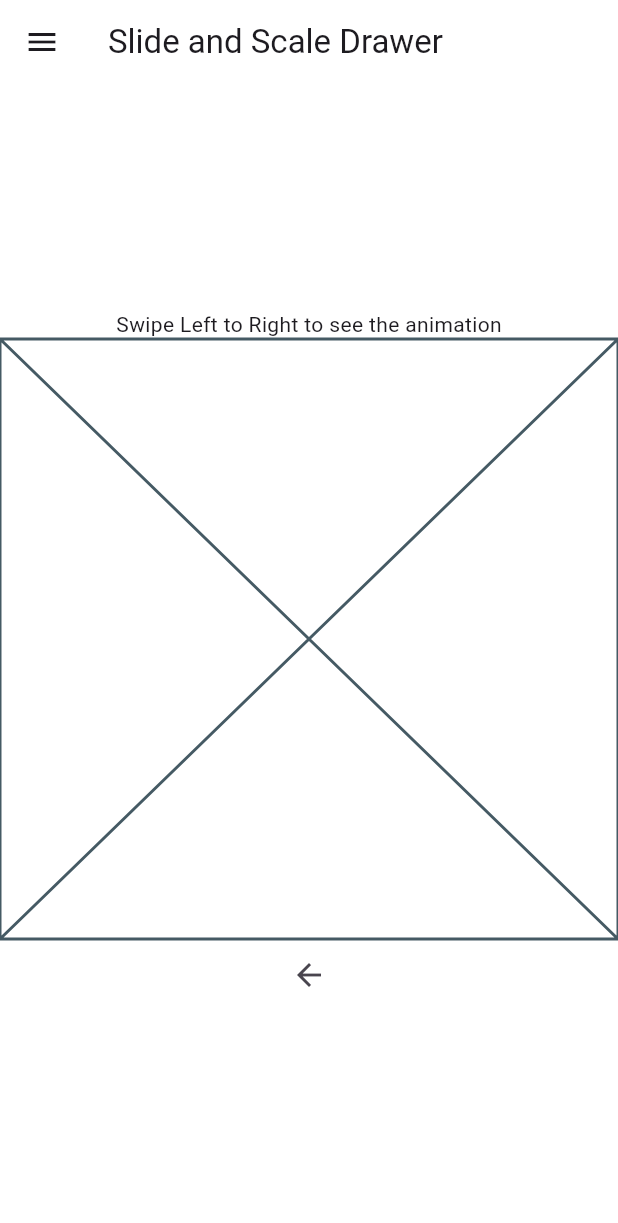
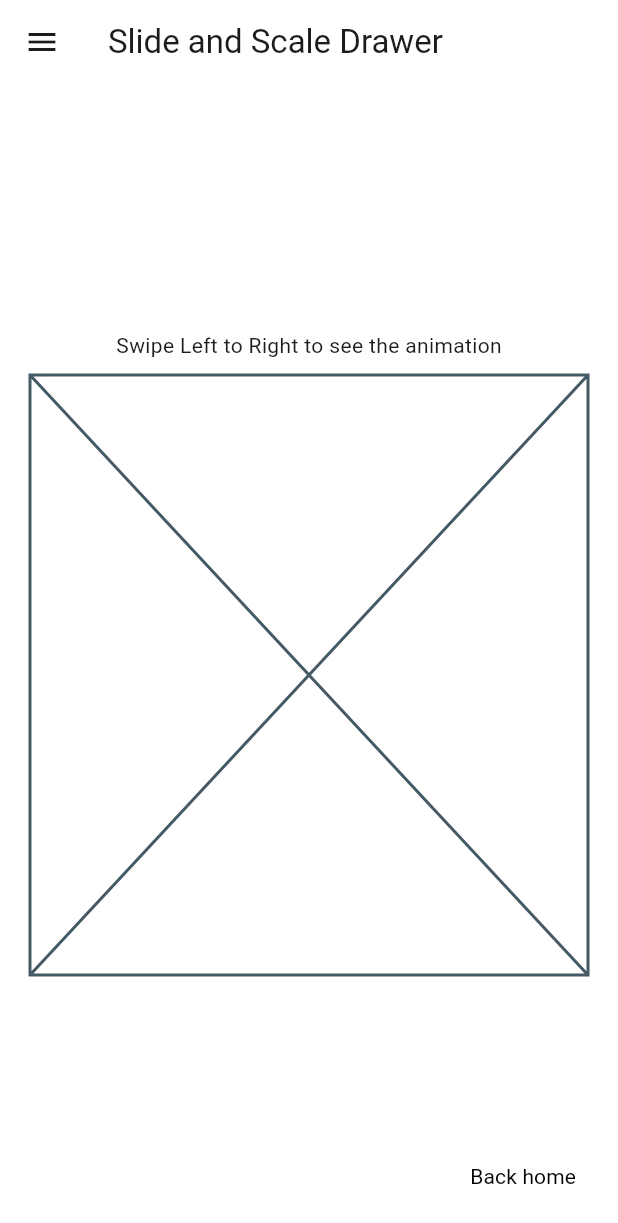
Before and after one commit to SakshamKarnawat/flutter-animations-kit, a Flutter app: the screen it shows after launch, after a tap on "Slide and Scale Drawer", on a phone screen of 412 x 824 dp. Shown: the top 1223 px of the screen. Run offline on Flutter 3.47's test engine with Material 2 defaults, Android fonts, the phone set to English and light mode, and no system bars; our stand-ins replace carousel_slider; network calls fail.

Commit message:
update: home screen

```diff
--- /dev/null
+++ b/lib/animation_gallery.dart
@@ -0,0 +1,61 @@
+import 'package:animations_kit/main.dart';
+import 'package:carousel_slider/carousel_slider.dart';
+import 'package:flutter/material.dart';
+
+import 'constants.dart';
+
+class AnimationGallery extends StatefulWidget {
+  const AnimationGallery({super.key});
+
+  @override
+  State<AnimationGallery> createState() => _AnimationGalleryState();
+}
+
+class _AnimationGalleryState extends State<AnimationGallery> {
+  @override
+  Widget build(BuildContext context) {
+    return CarouselSlider(
+      items: List.generate(
+        animationList.length,
+        (index) => GestureDetector(
+          onTap: () {
+            Navigator.of(context).pushNamed(
+              animationList[index].route,
+              arguments: animationList[index].animationBy,
+            );
+          },
+          child: Container(
+            margin: const EdgeInsets.symmetric(horizontal: 5),
+            decoration: const BoxDecoration(
+              color: Colors.white12,
+            ),
+            child: Column(
+              mainAxisAlignment: MainAxisAlignment.spaceAround,
+              children: [
+                Text(
+                  animationList[index].name,
+                  style: TextStyles.bodyText1(color: Colors.white),
+                  textAlign: TextAlign.center,
+                ),
+                Expanded(
+                  child: Image.network(
+                    animationList[index].gifPath ?? "",
+                    fit: BoxFit.fill,
+                  ),
+                ),
+              ],
+            ),
+          ),
+        ),
+      ),
+      options: CarouselOptions(
+        autoPlay: true,
+        autoPlayInterval: const Duration(seconds: 3),
+        autoPlayAnimationDuration: const Duration(milliseconds: 800),
+        autoPlayCurve: Curves.fastOutSlowIn,
+        enlargeCenterPage: true,
+        viewportFraction: 0.7,
+      ),
+    );
+  }
+}
--- a/lib/common.dart
+++ b/lib/common.dart
@@ -1,16 +1,16 @@
+import 'package:animations_kit/constants.dart';
 import 'package:flutter/material.dart';
 
-class BackButton extends StatelessWidget {
-  const BackButton({super.key});
+class BackHomeButton extends StatelessWidget {
+  const BackHomeButton({super.key});
 
   @override
   Widget build(BuildContext context) {
     return TextButton(
       onPressed: () {
-        print("dsgsd");
-        Navigator.pop(context);
+        Navigator.of(context).pop();
       },
-      child: const Text("Go back to home"),
+      child: Text(AppConstants.backHome, style: TextStyles.button()),
     );
   }
 }
--- a/lib/constants.dart
+++ b/lib/constants.dart
@@ -1,7 +1,13 @@
 import 'package:flutter/material.dart';
 
 class AppConstants {
-  static const String kAppName = 'Animations Kit';
+  static const String appName = 'Animations Kit';
+  static const String backHome = 'Back home';
+  static const String myName = "Saksham Karnawat";
+}
+
+class Sizes {
+  static const double defaultPadding = 15;
 }
 
 class AnimationNames {
@@ -18,90 +24,113 @@ class PathNames {
 }
 
 class ColorConstants {
+  static const Color primary = Colors.deepPurple;
+  static const Color black = Colors.black;
   static const Color white = Colors.white;
 }
 
+enum boldOrNot { bold, notBold }
+
 class TextStyles {
   static const double defaultFontSize = 24;
-  static const FontWeight defaultFontWeight = FontWeight.bold;
   static const Color defaultFontColor = Colors.black;
 
-  static TextStyle headline1({Color? color}) {
+  static TextStyle headline1(
+      {Color? color, boldOrNot fontWeight = boldOrNot.notBold}) {
     return TextStyle(
       fontSize: 72,
-      fontWeight: FontWeight.bold,
+      fontWeight:
+          fontWeight == boldOrNot.bold ? FontWeight.bold : FontWeight.normal,
       color: color ?? defaultFontColor,
     );
   }
 
-  static TextStyle headline2({Color? color, FontWeight? fontWeight}) {
+  static TextStyle headline2(
+      {Color? color, boldOrNot fontWeight = boldOrNot.notBold}) {
     return TextStyle(
       fontSize: 36,
-      fontWeight: fontWeight ?? defaultFontWeight,
+      fontWeight:
+          fontWeight == boldOrNot.bold ? FontWeight.bold : FontWeight.normal,
       color: color ?? defaultFontColor,
     );
   }
 
-  static TextStyle headline3({Color? color}) {
+  static TextStyle headline3(
+      {Color? color, boldOrNot fontWeight = boldOrNot.notBold}) {
     return TextStyle(
       fontSize: 24,
-      fontWeight: FontWeight.bold,
+      fontWeight:
+          fontWeight == boldOrNot.bold ? FontWeight.bold : FontWeight.normal,
       color: color ?? defaultFontColor,
     );
   }
 
-  static TextStyle headline4({Color? color}) {
+  static TextStyle headline4(
+      {Color? color, boldOrNot fontWeight = boldOrNot.notBold}) {
     return TextStyle(
       fontSize: 20,
-      fontWeight: FontWeight.bold,
+      fontWeight:
+          fontWeight == boldOrNot.bold ? FontWeight.bold : FontWeight.normal,
       color: color ?? defaultFontColor,
     );
   }
 
-  static TextStyle headline5({Color? color}) {
+  static TextStyle headline5(
+      {Color? color, boldOrNot fontWeight = boldOrNot.notBold}) {
     return TextStyle(
       fontSize: 16,
-      fontWeight: FontWeight.bold,
+      fontWeight:
+          fontWeight == boldOrNot.bold ? FontWeight.bold : FontWeight.normal,
       color: color ?? defaultFontColor,
     );
   }
 
-  static TextStyle headline6({Color? color}) {
+  static TextStyle headline6(
+      {Color? color, boldOrNot fontWeight = boldOrNot.notBold}) {
     return TextStyle(
       fontSize: 14,
-      fontWeight: FontWeight.bold,
+      fontWeight:
+          fontWeight == boldOrNot.bold ? FontWeight.bold : FontWeight.normal,
       color: color ?? defaultFontColor,
     );
   }
 
-  static TextStyle bodyText1({Color? color}) {
+  static TextStyle bodyText1(
+      {Color? color, boldOrNot fontWeight = boldOrNot.notBold}) {
     return TextStyle(
       fontSize: 16,
-      fontWeight: FontWeight.normal,
+      fontWeight:
+          fontWeight == boldOrNot.bold ? FontWeight.bold : FontWeight.normal,
       color: color ?? defaultFontColor,
     );
   }
 
-  static TextStyle bodyText2({Color? color}) {
+  static TextStyle bodyText2(
+      {Color? color, boldOrNot fontWeight = boldOrNot.notBold}) {
     return TextStyle(
       fontSize: 14,
-      fontWeight: FontWeight.normal,
+      fontWeight:
+          fontWeight == boldOrNot.bold ? FontWeight.bold : FontWeight.normal,
       color: color ?? defaultFontColor,
     );
   }
 
-  static TextStyle caption({Color? color}) {
+  static TextStyle caption(
+      {Color? color, boldOrNot fontWeight = boldOrNot.notBold}) {
     return TextStyle(
       fontSize: 12,
-      fontWeight: FontWeight.normal,
+      fontWeight:
+          fontWeight == boldOrNot.bold ? FontWeight.bold : FontWeight.normal,
       color: color ?? defaultFontColor,
     );
   }
 
-  static TextStyle button({Color? color}) {
+  static TextStyle button(
+      {Color? color, boldOrNot fontWeight = boldOrNot.notBold}) {
     return TextStyle(
       fontSize: 14,
-      fontWeight: FontWeight.bold,
+      fontWeight:
+          fontWeight == boldOrNot.bold ? FontWeight.bold : FontWeight.normal,
       color: color ?? defaultFontColor,
     );
   }
--- a/lib/main.dart
+++ b/lib/main.dart
@@ -1,5 +1,9 @@
 import 'package:animations_kit/constants.dart';
 import 'package:flutter/material.dart';
+
+import 'animation_gallery.dart';
+import 'animation_model.dart';
+import 'common.dart';
 
 void main() {
   runApp(const MyApp());
@@ -11,9 +15,9 @@ class MyApp extends StatelessWidget {
   @override
   Widget build(BuildContext context) {
     return MaterialApp(
-      title: AppConstants.kAppName,
+      title: AppConstants.appName,
       theme: ThemeData(
-        colorScheme: ColorScheme.fromSeed(seedColor: Colors.deepPurple),
+        colorScheme: ColorScheme.fromSeed(seedColor: ColorConstants.primary),
         useMaterial3: true,
       ),
       routes: {
@@ -21,6 +25,66 @@ class MyApp extends StatelessWidget {
         PathNames.slideAndScaleDrawer: (context) => const SlideAndScaleDrawer(),
       },
       initialRoute: '/',
+    );
+  }
+}
+
+class WelcomeWidget extends StatefulWidget {
+  const WelcomeWidget({super.key});
+
+  @override
+  State<WelcomeWidget> createState() => _WelcomeWidgetState();
+}
+
+class _WelcomeWidgetState extends State<WelcomeWidget> {
+  @override
+  Widget build(BuildContext context) {
+    return Container(
+      height: MediaQuery.of(context).size.height / 2,
+      width: MediaQuery.of(context).size.width,
+      color: ColorConstants.primary,
+      child: SafeArea(
+        bottom: false,
+        child: Padding(
+          padding: const EdgeInsets.symmetric(
+            horizontal: Sizes.defaultPadding,
+          ),
+          child: Column(
+            crossAxisAlignment: CrossAxisAlignment.start,
+            children: [
+              Row(
+                children: [
+                  Text(
+                    AppConstants.appName.split(" ")[0],
+                    style: TextStyles.headline2(
+                      color: ColorConstants.white,
+                      fontWeight: boldOrNot.bold,
+                    ),
+                  ),
+                  Text(
+                    " ${AppConstants.appName.split(" ")[1]}",
+                    style: TextStyles.headline2(
+                      color: ColorConstants.white,
+                    ),
+                  ),
+                ],
+              ),
+              Text(
+                "A collection of animations built using Flutter.",
+                style: TextStyles.caption(color: ColorConstants.white),
+              ),
+              const Expanded(
+                child: AnimationGallery(),
+              ),
+              Text(
+                "by ${AppConstants.myName}",
+                style: TextStyles.headline6(color: ColorConstants.white),
+              ),
+              const SizedBox(height: Sizes.defaultPadding),
+            ],
+          ),
+        ),
+      ),
     );
   }
 }
@@ -35,15 +99,49 @@ class HomeScreen extends StatefulWidget {
 class _HomeScreenState extends State<HomeScreen> {
   @override
   Widget build(BuildContext context) {
-    return Scaffold(
-      floatingActionButton: FloatingActionButton(
-        onPressed: () {},
-        child: const Icon(Icons.add),
+    return const Scaffold(
+      body: Column(
+        children: [
+          WelcomeWidget(),
+          Expanded(
+            child: AnimationList(),
           ),
-      body: const AnimationList(),
+        ],
+      ),
     );
   }
 }
+
+final List<AnimationModel> animationList = [
+  AnimationModel(
+    name: AnimationNames.slideAndScaleDrawer,
+    description: AnimationDescriptions.slideAndScaleDrawer,
+    route: PathNames.slideAndScaleDrawer,
+    animationBy: AnimationBy(
+      name: "Marcin Szałek",
+      organization: "Flutter Europe",
+      referenceName:
+          "Implementing complex UI with Flutter - Marcin Szałek | Flutter Europe",
+      referenceUrl: "https://www.youtube.com/watch?v=FCyoHclCqc8",
+    ),
+    gifPath:
+        "https://media3.giphy.com/media/v1.Y2lkPTc5MGI3NjExdzh4Y3c2MHplYXlsamljNmg2dHgyODFpYmR2bWxqanNrZW82dXAzNSZlcD12MV9pbnRlcm5hbF9naWZfYnlfaWQmY3Q9Zw/BfbUe877N4xsUhpcPc/giphy.gif",
+  ),
+  AnimationModel(
+    name: "XYZZZZ",
+    description: "XSFDSFDSGDSGDGDSG DSG DSG DSG DS D S",
+    route: PathNames.slideAndScaleDrawer,
+    animationBy: AnimationBy(
+      name: "Marcin Szałek",
+      organization: "Flutter Europe",
+      referenceName:
+          "Implementing complex UI with Flutter - Marcin Szałek | Flutter Europe",
+      referenceUrl: "https://www.youtube.com/watch?v=FCyoHclCqc8",
+    ),
+    gifPath:
+        "https://media1.giphy.com/media/v1.Y2lkPTc5MGI3NjExM2s1NXNmOXM3cHVlNHkyeGszbDBnY3dtcTkxenhtNGRlYTNjYmhneiZlcD12MV9pbnRlcm5hbF9naWZfYnlfaWQmY3Q9Zw/3o85xAuO9kQ9c4mBFK/giphy.gif",
+  ),
+];
 
 class AnimationList extends StatefulWidget {
   const AnimationList({super.key});
@@ -55,28 +153,51 @@ class AnimationList extends StatefulWidget {
 class _AnimationListState extends State<AnimationList> {
   @override
   Widget build(BuildContext context) {
-    return ListView(
-      children: const [
-        AnimationTile(
-          name: AnimationNames.slideAndScaleDrawer,
-          subtitle: AnimationDescriptions.slideAndScaleDrawer,
-          route: PathNames.slideAndScaleDrawer,
-        ),
-      ],
+    return ListView.separated(
+      shrinkWrap: true,
+      itemBuilder: (context, index) {
+        return AnimationTile(
+          name: animationList[index].name,
+          subtitle: animationList[index].description,
+          route: animationList[index].route,
+        );
+      },
+      separatorBuilder: (context, index) {
+        return const Divider();
+      },
+      itemCount: animationList.length,
     );
   }
+}
+
+class AnimationBy {
+  final String? name;
+  final String? organization;
+  final String? referenceName;
+  final String? referenceUrl;
+  final List<String>? socialMediaLinks;
+
+  AnimationBy({
+    this.name,
+    this.organization,
+    this.referenceName,
+    this.referenceUrl,
+    this.socialMediaLinks,
+  });
 }
 
 class AnimationTile extends StatefulWidget {
   final String name;
   final String subtitle;
   final String route;
+  final AnimationBy? animationBy;
 
   const AnimationTile({
     super.key,
     required this.name,
     required this.subtitle,
     required this.route,
+    this.animationBy,
   });
 
   @override
@@ -91,7 +212,8 @@ class _AnimationTileState extends State<AnimationTile> {
       subtitle: Text(widget.subtitle),
       trailing: const Icon(Icons.arrow_forward_ios_outlined),
       onTap: () {
-        Navigator.of(context).pushNamed(widget.route);
+        Navigator.of(context)
+            .pushNamed(widget.route, arguments: widget.animationBy);
       },
     );
   }
@@ -99,6 +221,7 @@ class _AnimationTileState extends State<AnimationTile> {
 
 class SlideAndScaleDrawer extends StatefulWidget {
   const SlideAndScaleDrawer({super.key});
+  static const routeName = PathNames.slideAndScaleDrawer;
 
   @override
   State<SlideAndScaleDrawer> createState() => _SlideAndScaleDrawerState();
@@ -106,8 +229,8 @@ class SlideAndScaleDrawer extends StatefulWidget {
 
 class _SlideAndScaleDrawerState extends State<SlideAndScaleDrawer>
     with SingleTickerProviderStateMixin {
-  final drawerColor = Colors.blue;
-  final backgroundColor = Colors.white;
+  final drawerColor = ColorConstants.primary;
+  final backgroundColor = ColorConstants.white;
   final double maxSlide = 225.0;
   late AnimationController animationController;
   bool _canBeDragged = false;
@@ -167,8 +290,11 @@ class _SlideAndScaleDrawerState extends State<SlideAndScaleDrawer>
 
   @override
   Widget build(BuildContext context) {
+    final animationBy =
+        ModalRoute.of(context)!.settings.arguments as AnimationBy;
+    print("Animation By: ${animationBy.name}");
     return WillPopScope(
-      onWillPop: () async => true,
+      onWillPop: () async => false,
       child: GestureDetector(
         onHorizontalDragStart: _onDragStart,
         onHorizontalDragUpdate: _onDragUpdate,
@@ -182,9 +308,10 @@ class _SlideAndScaleDrawerState extends State<SlideAndScaleDrawer>
               backgroundColor: ColorConstants.white,
               appBar: AppBar(
                 backgroundColor: ColorConstants.white,
-                  leading: GestureDetector(
-                    onTap: toggle,
-                    child: const Icon(Icons.menu),
+                leading: IconButton(
+                  onPressed: toggle,
+                  icon: const Icon(Icons.menu),
+                  splashRadius: 10,
                 ),
                 title: const Text(AnimationNames.slideAndScaleDrawer),
               ),
@@ -201,11 +328,13 @@ class _SlideAndScaleDrawerState extends State<SlideAndScaleDrawer>
                         child: Column(
                           crossAxisAlignment: CrossAxisAlignment.start,
                           children: [
-                              Text("Saksham",
+                            Text(
+                              "Saksham",
                               style: TextStyles.headline2(
                                 color: ColorConstants.white,
-                                    fontWeight: FontWeight.normal,
-                                  )),
+                                fontWeight: boldOrNot.notBold,
+                              ),
+                            ),
                             Text(
                               "Karnawat",
                               style: TextStyles.headline2(
@@ -235,14 +364,21 @@ class _SlideAndScaleDrawerState extends State<SlideAndScaleDrawer>
                             "Swipe Left to Right to see the animation",
                           ),
                           // TODO: Add animation demo GIF
-                            Placeholder(),
-                            BackButton(),
+                          Padding(
+                            padding: EdgeInsets.symmetric(
+                              horizontal: 20,
+                              vertical: 10,
+                            ),
+                            child: Placeholder(),
+                          ),
                         ],
                       ),
                     ),
                   ),
                 ],
-                ));
+              ),
+              floatingActionButton: const BackHomeButton(),
+            );
           },
         ),
       ),
```
Also changed, not shown: lib/animation_model.dart (added, +17 -0 lines), pubspec.yaml (+4 -67 lines), pubspec.lock. Lines whose indentation alone changed are shown as unchanged.
